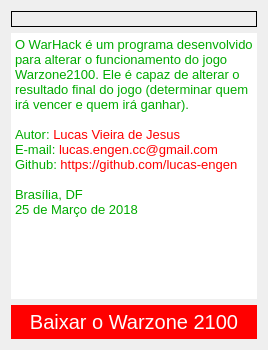
Above: frmabout.ui from lucasvmx/Spark before the change. Below: the same form after it.
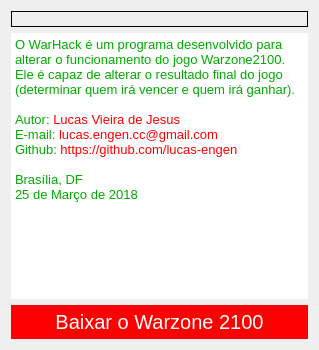
That is the form after the change.

```diff
--- a/frmabout.ui
+++ b/frmabout.ui
@@ -6,7 +6,7 @@
    <rect>
     <x>0</x>
     <y>0</y>
-    <width>268</width>
+    <width>319</width>
     <height>350</height>
    </rect>
   </property>
```
